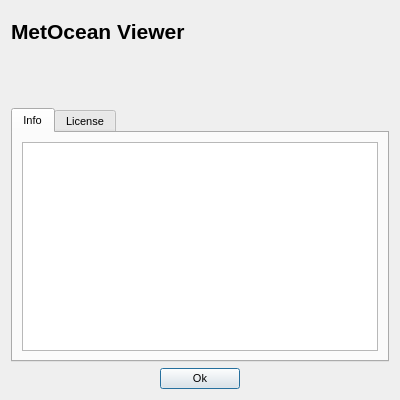
The window that ui/about_dialog.ui (zcobell/MetOceanViewer) describes before a commit, drawn with Qt 5.
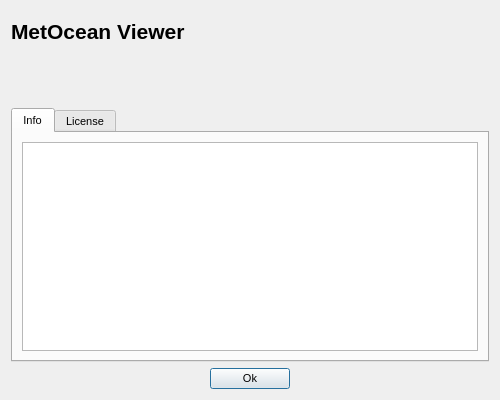
The same window after the commit. Icons and pictures are not drawn.

Commit message: Making about dialog wider for linux

Patch:
```diff
--- a/ui/about_dialog.ui
+++ b/ui/about_dialog.ui
@@ -30,7 +30,7 @@
    <rect>
     <x>0</x>
     <y>0</y>
-    <width>400</width>
+    <width>500</width>
     <height>400</height>
    </rect>
   </property>
@@ -42,13 +42,13 @@
   </property>
   <property name="minimumSize">
    <size>
-    <width>400</width>
+    <width>500</width>
     <height>400</height>
    </size>
   </property>
   <property name="maximumSize">
    <size>
-    <width>400</width>
+    <width>500</width>
     <height>400</height>
    </size>
   </property>
@@ -176,8 +176,8 @@
           <string>&lt;!DOCTYPE HTML PUBLIC &quot;-//W3C//DTD HTML 4.0//EN&quot; &quot;http://www.w3.org/TR/REC-html40/strict.dtd&quot;&gt;
 &lt;html&gt;&lt;head&gt;&lt;meta name=&quot;qrichtext&quot; content=&quot;1&quot; /&gt;&lt;style type=&quot;text/css&quot;&gt;
 p, li { white-space: pre-wrap; }
-&lt;/style&gt;&lt;/head&gt;&lt;body style=&quot; font-family:'Sans Serif'; font-size:8pt; font-weight:400; font-style:normal;&quot;&gt;
-&lt;p style=&quot;-qt-paragraph-type:empty; margin-top:0px; margin-bottom:0px; margin-left:0px; margin-right:0px; -qt-block-indent:0; text-indent:0px; font-family:'MS Shell Dlg 2';&quot;&gt;&lt;br /&gt;&lt;/p&gt;&lt;/body&gt;&lt;/html&gt;</string>
+&lt;/style&gt;&lt;/head&gt;&lt;body style=&quot; font-family:'MS Shell Dlg 2'; font-size:8pt; font-weight:400; font-style:normal;&quot;&gt;
+&lt;p style=&quot;-qt-paragraph-type:empty; margin-top:0px; margin-bottom:0px; margin-left:0px; margin-right:0px; -qt-block-indent:0; text-indent:0px;&quot;&gt;&lt;br /&gt;&lt;/p&gt;&lt;/body&gt;&lt;/html&gt;</string>
          </property>
          <property name="openExternalLinks">
           <bool>true</bool>
```
